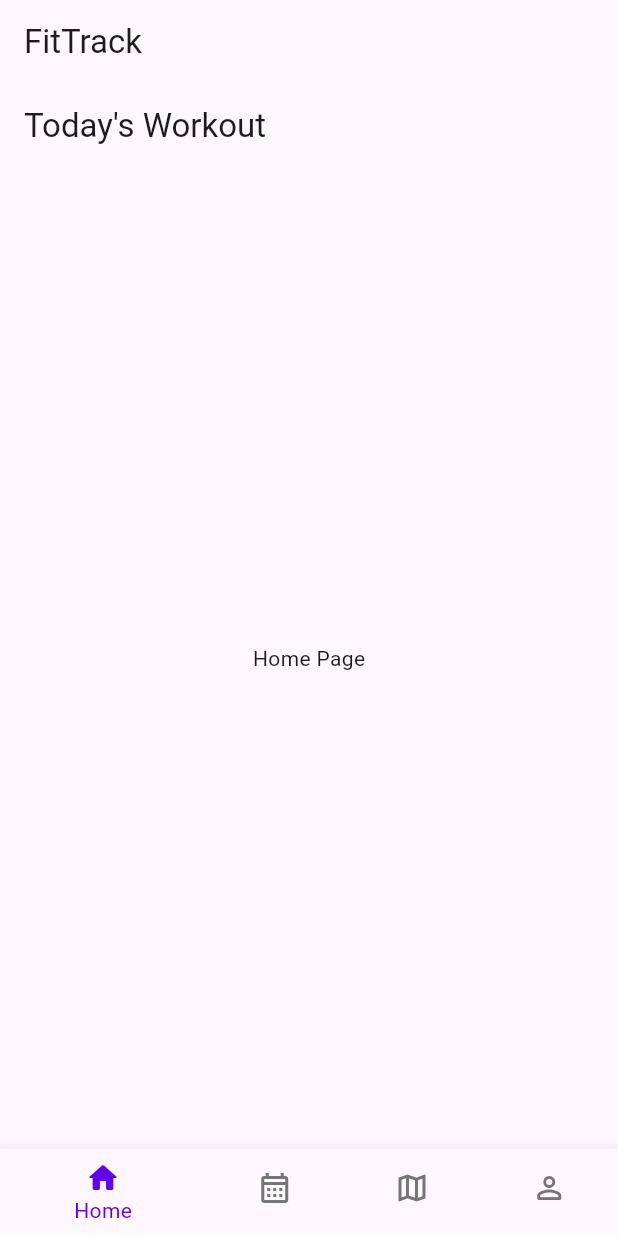
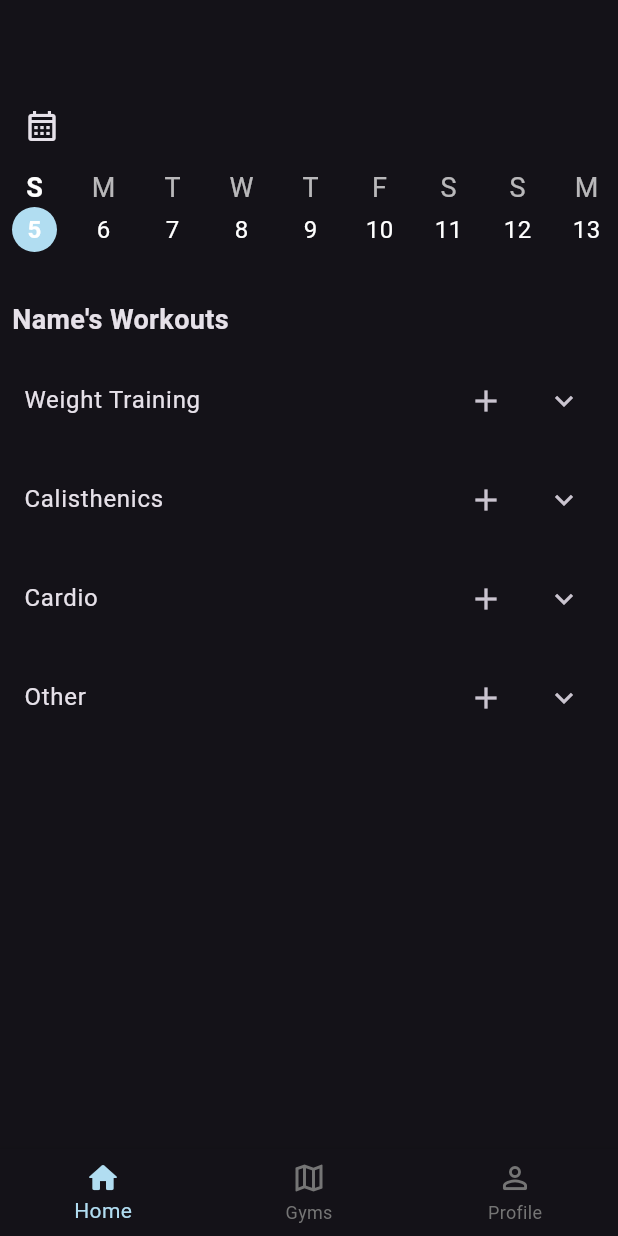
Before and after one commit to Alanvnorcott/GymTrack, a Flutter app: the screen it shows after launch, on a phone screen of 412 x 824 dp. Run offline on Flutter 3.47's test engine with Material 3 defaults, Android fonts, the phone set to English and light mode, and no system bars.

Commit message:
Building home page

```diff
--- a/lib/home_page.dart
+++ b/lib/home_page.dart
@@ -1,16 +1,142 @@
 //home_page.dart
 import 'package:flutter/material.dart';
+import 'package:intl/intl.dart';
+import 'calendar_page.dart';
+import 'workout_select.dart';
 
 class HomePage extends StatelessWidget {
   @override
   Widget build(BuildContext context) {
     return Scaffold(
       appBar: AppBar(
-        title: const Text('Today\'s Workout'),
+        title: const Text(''),
+        leading: IconButton(
+          icon: Icon(Icons.calendar_month_outlined),
+          onPressed: () {
+            // Navigate to the CalendarPage when the button is pressed
+            Navigator.push(
+              context,
+              MaterialPageRoute(builder: (context) => CalendarPage()),
+            );
+          },
+        ),
       ),
-      body: Center(
-        child: Text('Home Page'),
+      body: Column(
+        crossAxisAlignment: CrossAxisAlignment.start,
+        children: [
+          dateSelector(),
+          Padding(
+            padding: const EdgeInsets.all(8.0),
+            child: Text(
+              'Name\'s Workouts',
+              style: TextStyle(fontSize: 18, fontWeight: FontWeight.bold),
+            ),
+          ),
+          Expanded(
+            child: ListView(
+              children: [
+                WorkoutSection(
+                  title: 'Weight Training',
+                ),
+                WorkoutSection(
+                  title: 'Calisthenics',
+                ),
+                WorkoutSection(
+                  title: 'Cardio',
+                ),
+                WorkoutSection(
+                  title: 'Other',
+                ),
+              ],
+            ),
+          ),
+        ],
+      ),
+    );
+  }
+
+  Widget dateSelector() {
+    final now = DateTime.now();
+    return SizedBox(
+      height: 80,
+      child: SingleChildScrollView(
+        scrollDirection: Axis.horizontal,
+        child: Row(
+          children: List.generate(30, (index) {
+            final day = DateTime(now.year, now.month, now.day + index);
+            final dayOfWeek =
+            DateFormat('E').format(day)[0]; // First letter of the day of the week
+            final isToday = now.day == day.day; // Check if it's the current day
+
+            return Padding(
+              padding: const EdgeInsets.symmetric(horizontal: 8.0),
+              child: Column(
+                children: [
+                  Text(
+                    dayOfWeek,
+                    style: TextStyle(
+                      fontSize: 18,
+                      color: isToday ? Colors.white : Colors.white.withOpacity(0.7),
+                      // Slightly faded color for non-current days
+                      fontWeight: isToday ? FontWeight.bold : FontWeight.normal,
+                      // Bold if it's the current day
+                    ),
+                  ),
+                  Container(
+                    width: 30,
+                    height: 30,
+                    alignment: Alignment.center,
+                    decoration: BoxDecoration(
+                      shape: BoxShape.circle,
+                      color: isToday ? const Color(0xffB1DDF1) : Colors.transparent,
+                    ),
+                    child: Text(
+                      '${day.day}',
+                      style: TextStyle(
+                        fontSize: 16,
+                        color: Colors.white,
+                        // Text color set to white for all dates
+                        fontWeight: isToday ? FontWeight.bold : FontWeight.normal,
+                        // Bold if it's the current day
+                      ),
+                    ),
+                  ),
+                ],
+              ),
+            );
+          }),
+        ),
       ),
     );
   }
 }
+
+class WorkoutSection extends StatelessWidget {
+  final String title;
+
+  const WorkoutSection({
+    Key? key,
+    required this.title,
+  }) : super(key: key);
+
+  @override
+  Widget build(BuildContext context) {
+    return ExpansionTile(
+      title: Row(
+        children: [
+          Text(title),
+          Spacer(),
+          IconButton(
+            icon: Icon(Icons.add),
+            onPressed: () {
+              Navigator.push(
+                context,
+                MaterialPageRoute(builder: (context) => WorkoutSelect()),
+              );
+            },
+          ),
+        ],
+      ),
+    );
+  }
+}
--- a/lib/main.dart
+++ b/lib/main.dart
@@ -15,6 +15,13 @@ class WorkoutTrackerApp extends StatelessWidget {
   Widget build(BuildContext context) {
     return MaterialApp(
       title: 'Workout Tracker',
+      theme: ThemeData(
+        useMaterial3: true,
+        colorScheme: ColorScheme.fromSeed(
+          seedColor: const Color(0xff6200ee),
+          brightness: Brightness.dark,
+        ),
+      ),
       home: SimpleBottomNavigation(),
     );
   }
@@ -40,11 +47,11 @@ class _SimpleBottomNavigationState extends State<SimpleBottomNavigation> {
   @override
   Widget build(BuildContext context) {
     return Scaffold(
-      appBar: AppBar(title: const Text('FitTrack')),
+      appBar: AppBar(),
       body: _pages[_selectedIndex],
       bottomNavigationBar: BottomNavigationBar(
         currentIndex: _selectedIndex,
-        selectedItemColor: const Color(0xff6200ee),
+        selectedItemColor: const Color(0xffB1DDF1),
         unselectedItemColor: const Color(0xff757575),
         onTap: (index) {
           setState(() {
@@ -63,11 +70,7 @@ const _navBarItems = [
     activeIcon: Icon(Icons.home_rounded),
     label: 'Home',
   ),
-  BottomNavigationBarItem(
-    icon: Icon(Icons.calendar_month_outlined),
-    activeIcon: Icon(Icons.calendar_month_outlined),
-    label: 'Calendar',
-  ),
+
   BottomNavigationBarItem(
     icon: Icon(Icons.map_outlined),
     activeIcon: Icon(Icons.map_outlined),
--- /dev/null
+++ b/lib/workout_select.dart
@@ -0,0 +1,16 @@
+//workout_select.dart
+import 'package:flutter/material.dart';
+
+class WorkoutSelect extends StatelessWidget {
+  @override
+  Widget build(BuildContext context) {
+    return Scaffold(
+      appBar: AppBar(
+        title: const Text(''),
+      ),
+      body: Center(
+        child: Text('Workout Select'),
+      ),
+    );
+  }
+}
--- a/pubspec.yaml
+++ b/pubspec.yaml
@@ -30,6 +30,7 @@ environment:
 dependencies:
   flutter:
     sdk: flutter
+  intl: ^0.19.0
 
 
   # The following adds the Cupertino Icons font to your application.
```
Also changed, not shown: pubspec.lock.
